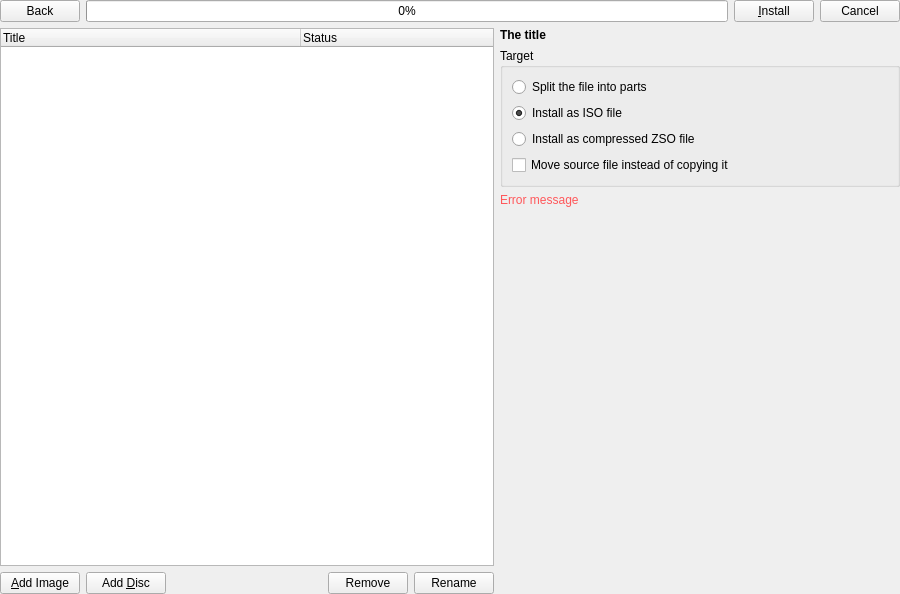
Before: the Qt Designer form src/OplPcTools/UI/GameInstallerActivity.ui in brainstream/OPL-PC-Tools, drawn with Qt 5.
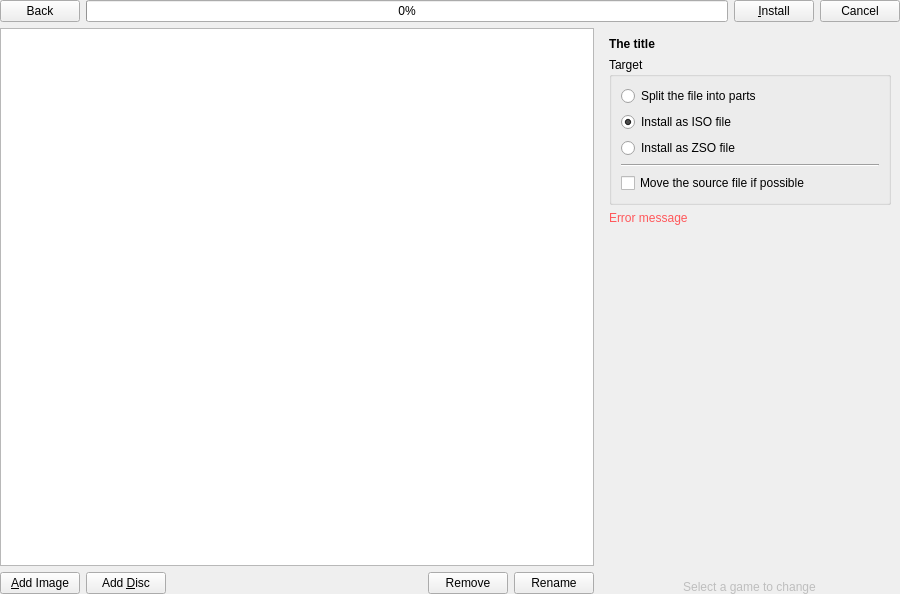
After: the same form once the commit is applied. Icons and pictures are not drawn.

Commit message: Game installation GUI refactoring

The edit to the form file:
```diff
--- a/src/OplPcTools/UI/GameInstallerActivity.ui
+++ b/src/OplPcTools/UI/GameInstallerActivity.ui
@@ -97,7 +97,7 @@
          <number>0</number>
         </property>
         <item>
-         <widget class="QTreeWidget" name="mp_tree_tasks">
+         <widget class="QTreeView" name="mp_tree_tasks">
           <property name="sizePolicy">
            <sizepolicy hsizetype="Expanding" vsizetype="Expanding">
             <horstretch>7</horstretch>
@@ -122,22 +122,6 @@
           <property name="allColumnsShowFocus">
            <bool>true</bool>
           </property>
-          <property name="columnCount">
-           <number>2</number>
-          </property>
-          <attribute name="headerDefaultSectionSize">
-           <number>300</number>
-          </attribute>
-          <column>
-           <property name="text">
-            <string>Title</string>
-           </property>
-          </column>
-          <column>
-           <property name="text">
-            <string>Status</string>
-           </property>
-          </column>
          </widget>
         </item>
         <item>
@@ -214,13 +198,13 @@
        </property>
        <property name="minimumSize">
         <size>
-         <width>400</width>
+         <width>300</width>
          <height>0</height>
         </size>
        </property>
        <property name="maximumSize">
         <size>
-         <width>400</width>
+         <width>300</width>
          <height>16777215</height>
         </size>
        </property>
@@ -239,7 +223,10 @@
         </property>
         <item>
          <widget class="QWidget" name="mp_widget_task_details" native="true">
-          <layout class="QGridLayout" name="gridLayout_2">
+          <layout class="QVBoxLayout" name="verticalLayout_6">
+           <item>
+            <widget class="QWidget" name="mp_widget_details" native="true">
+             <layout class="QVBoxLayout" name="verticalLayout_4">
            <property name="leftMargin">
             <number>0</number>
            </property>
@@ -252,8 +239,6 @@
            <property name="bottomMargin">
             <number>0</number>
            </property>
-           <item row="0" column="0" colspan="2">
-            <layout class="QVBoxLayout" name="mp_layout_3">
              <item>
               <widget class="QLabel" name="mp_label_title">
                <property name="font">
@@ -298,14 +283,21 @@
                 <item>
                  <widget class="QRadioButton" name="mp_radio_target_zso">
                   <property name="text">
-                   <string>Install as compressed ZSO file</string>
+                    <string>Install as ZSO file</string>
+                   </property>
+                  </widget>
+                 </item>
+                 <item>
+                  <widget class="Line" name="mp_line">
+                   <property name="orientation">
+                    <enum>Qt::Orientation::Horizontal</enum>
                   </property>
                  </widget>
                 </item>
                 <item>
                  <widget class="QCheckBox" name="mp_checkbox_move">
                   <property name="text">
-                   <string>Move source file instead of copying it</string>
+                    <string>Move the source file if possible</string>
                   </property>
                  </widget>
                 </item>
@@ -336,6 +328,9 @@
                </property>
               </widget>
              </item>
+             </layout>
+            </widget>
+           </item>
              <item>
               <spacer name="mp_spacer_3">
                <property name="orientation">
@@ -344,14 +339,28 @@
                <property name="sizeHint" stdset="0">
                 <size>
                  <width>20</width>
-                 <height>40</height>
+               <height>309</height>
                 </size>
                </property>
               </spacer>
              </item>
             </layout>
-           </item>
-          </layout>
+         </widget>
+        </item>
+        <item alignment="Qt::AlignmentFlag::AlignHCenter|Qt::AlignmentFlag::AlignVCenter">
+         <widget class="QLabel" name="mp_label_details_placeholder">
+          <property name="enabled">
+           <bool>false</bool>
+          </property>
+          <property name="text">
+           <string>Select a game to change options</string>
+          </property>
+          <property name="alignment">
+           <set>Qt::AlignmentFlag::AlignCenter</set>
+          </property>
+          <property name="wordWrap">
+           <bool>true</bool>
+          </property>
          </widget>
         </item>
        </layout>
```
Left out of the diff: 6 changed lines with no effect on the pictures. Lines whose indentation alone changed are shown as unchanged. The commit also changes 15 other files.
